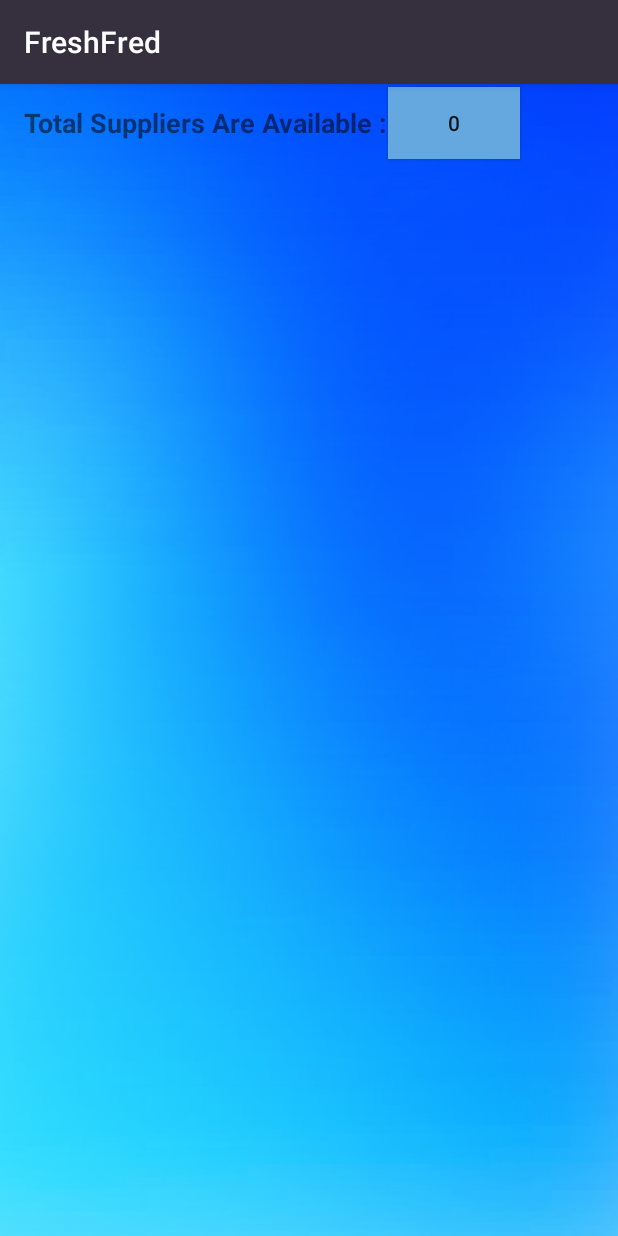
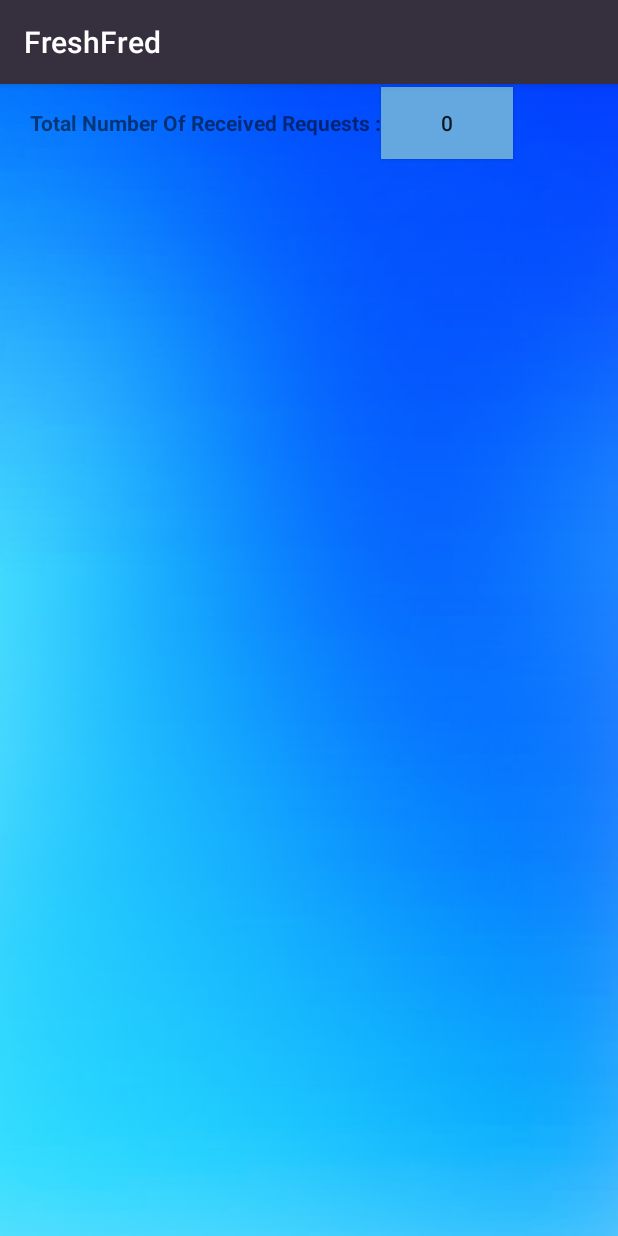
Before and after one commit to harshamanoj912/FreshFred, an Android app: the RequestSupplyOrderHome screen opened directly, with no data from a screen before it, on a phone screen of 412 x 824 dp. Run offline under Robolectric (Android 15) with nearby library versions, the phone set to English and light mode, and no system bars; our stand-ins replace Firebase (no records; nobody signed in at launch, a user with empty details on screens opened directly); Roboto replaces fonts that are not available here.

Commit message:
new changes menura after

```diff
--- a/app/src/main/java/com/teamevox/freshfred/IT19216492/RecyclerView2/RequestSupplyOrderHome.java
+++ b/app/src/main/java/com/teamevox/freshfred/IT19216492/RecyclerView2/RequestSupplyOrderHome.java
@@ -72,7 +72,8 @@ public class RequestSupplyOrderHome extends AppCompatActivity {
                         .build();
 
 
-       adapter71 = new RequestSupplyOrderHomeAdapter(options);
+
+       adapter71 = new RequestSupplyOrderHomeAdapter(options, global.getGetLoggedSupplierUsername());
         supplierOrderRecyclerView1.setAdapter(adapter71);
 
 
--- a/app/src/main/java/com/teamevox/freshfred/IT19216492/RecyclerView2/RequestSupplyOrderHomeAdapter.java
+++ b/app/src/main/java/com/teamevox/freshfred/IT19216492/RecyclerView2/RequestSupplyOrderHomeAdapter.java
@@ -28,11 +28,15 @@ import com.teamevox.freshfred.IT19216492.RequestSupplyOrders;
 
 public class RequestSupplyOrderHomeAdapter extends FirebaseRecyclerAdapter<RequestSupplyOrders, RequestSupplyOrderHomeAdapter.SupplierListDisplayViewHolder> {
 
-   RequestSupplyOrderHomeAdapter (@NonNull FirebaseRecyclerOptions<RequestSupplyOrders> options) {
+    final String loggedSupplierNIC;
+
+   RequestSupplyOrderHomeAdapter (@NonNull FirebaseRecyclerOptions<RequestSupplyOrders> options, String loggedSupplierNIC) {
        super(options);
+       this.loggedSupplierNIC = loggedSupplierNIC;
    }
 
-   @SuppressLint("SetTextI18n")
+
+    @SuppressLint("SetTextI18n")
    @Override
    protected void onBindViewHolder(@NonNull final SupplierListDisplayViewHolder holder, int position, @NonNull final RequestSupplyOrders model) {
 
@@ -49,7 +53,7 @@ public class RequestSupplyOrderHomeAdapter extends FirebaseRecyclerAdapter<Reque
           @Override
            public void onClick(View view) {
 
-              deleteOrderAccount(model.getSupplierItemName());
+              deleteOrderAccount(loggedSupplierNIC, model.getSupplierItemName(), model.getSupplierOrderQuantity(), model.getSupplierOrderMobile(), model.getSupplierOrderAddress());
                Toast.makeText(context, "Order Removed", Toast.LENGTH_SHORT).show();
    }
        });
@@ -58,7 +62,8 @@ public class RequestSupplyOrderHomeAdapter extends FirebaseRecyclerAdapter<Reque
 
    }
 
-   @NonNull
+
+    @NonNull
    @Override
    public SupplierListDisplayViewHolder onCreateViewHolder(@NonNull ViewGroup parent, int viewType) {
 
@@ -90,14 +95,12 @@ public class RequestSupplyOrderHomeAdapter extends FirebaseRecyclerAdapter<Reque
    }
 
 
- public void deleteOrderAccount(String editNIC) {
+ public void deleteOrderAccount(String loggedUser, String supplierItemName, String supplierOrderQuantity, String supplierOrderMobile, String supplierOrderAddress) {
 
-       FirebaseDatabase database = FirebaseDatabase.getInstance();
-       DatabaseReference databaseSupplierOrderRequests = database.getReference("supplierOrderRequests");
 
-       if (!TextUtils.isEmpty(editNIC)) {
+     DatabaseReference deleteFromFreshOrders = FirebaseDatabase.getInstance().getReference("supplierOrderRequests").child(loggedUser);
+     Query deleteQuery = deleteFromFreshOrders.orderByChild("supplierItemName").equalTo(supplierItemName);
 
-           Query deleteQuery = databaseSupplierOrderRequests.orderByChild("supplierOrderRequests").equalTo(editNIC);
 
            deleteQuery.addListenerForSingleValueEvent(new ValueEventListener() {
                @Override
@@ -116,5 +119,3 @@ public class RequestSupplyOrderHomeAdapter extends FirebaseRecyclerAdapter<Reque
        }
 
    }
-
-}
--- a/app/src/main/res/layout/activity_request_supply_order_home.xml
+++ b/app/src/main/res/layout/activity_request_supply_order_home.xml
@@ -28,8 +28,8 @@
         android:layout_marginTop="16dp"
         android:layout_marginEnd="181dp"
         android:layout_marginBottom="15dp"
-        android:text="Total Suppliers Are Available :"
-        android:textSize="18sp"
+        android:text="Total Number Of Received Requests :"
+        android:textSize="14sp"
         android:textStyle="bold"
         app:layout_constraintBottom_toTopOf="@+id/supplierOrderRecyclerView1"
         app:layout_constraintEnd_toEndOf="parent"
```
